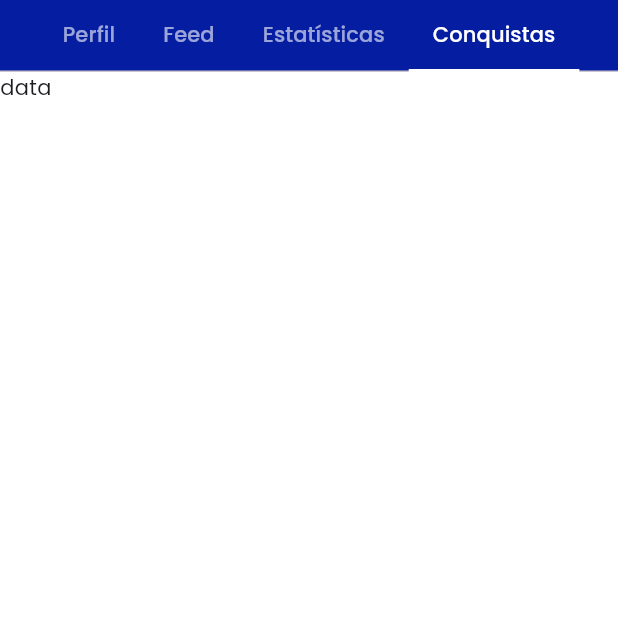
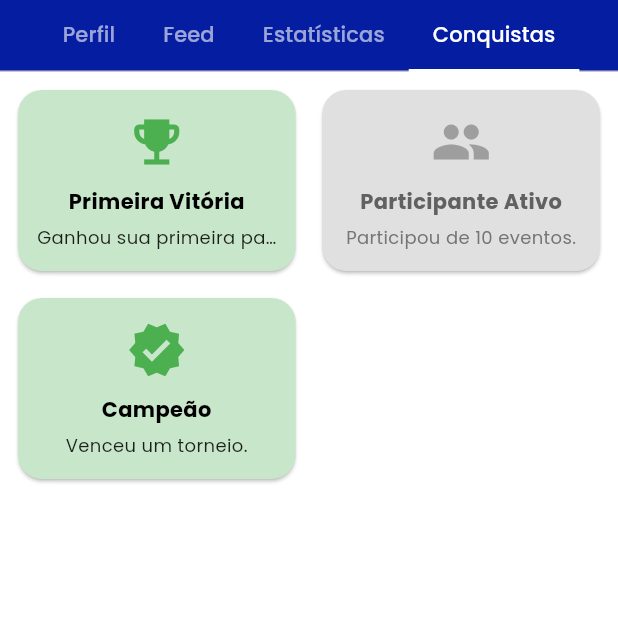
Before and after one commit to lelafieta/luanda_sport_app, a Flutter app: the PlayerScreen screen opened directly, tab 4 chosen, on a phone screen of 412 x 824 dp, the top half of it. Run offline on Flutter 3.47's test engine with Material 3 defaults, Android fonts, the phone set to English and light mode, and no system bars; our stand-ins replace animate_do, animated_bottom_navigation_bar, bloc, cached_network_image, chat_bubbles, dartz and 24 more; missing offline and left inert: flag, flex_color_picker, tab_container; accounts and stored records are empty; network calls fail; statements that could not run were skipped.

Commit message:
Update conquistar view

```diff
--- /dev/null
+++ b/lib/src/features/achievements/presentation/views/achievements_view.dart
@@ -0,0 +1,101 @@
+import 'package:flutter/material.dart';
+
+class Achievement {
+  final String title;
+  final String description;
+  final IconData icon;
+  final bool unlocked;
+
+  Achievement({
+    required this.title,
+    required this.description,
+    required this.icon,
+    required this.unlocked,
+  });
+}
+
+class AchievementsView extends StatelessWidget {
+  AchievementsView({super.key});
+  final List<Achievement> achievements = [
+    Achievement(
+      title: 'Primeira Vitória',
+      description: 'Ganhou sua primeira partida.',
+      icon: Icons.emoji_events,
+      unlocked: true,
+    ),
+    Achievement(
+      title: 'Participante Ativo',
+      description: 'Participou de 10 eventos.',
+      icon: Icons.group,
+      unlocked: false,
+    ),
+    Achievement(
+      title: 'Campeão',
+      description: 'Venceu um torneio.',
+      icon: Icons.verified,
+      unlocked: true,
+    ),
+    // Adicione mais conquistas aqui
+  ];
+
+  @override
+  Widget build(BuildContext context) {
+    return Scaffold(
+      // appBar: AppBar(title: Text('Conquistas')),
+      body: Padding(
+        padding: const EdgeInsets.all(8.0),
+        child: GridView.builder(
+          itemCount: achievements.length,
+          gridDelegate: const SliverGridDelegateWithFixedCrossAxisCount(
+            crossAxisCount: 2, // duas por linha
+            childAspectRatio: 3 / 2,
+            crossAxisSpacing: 10,
+            mainAxisSpacing: 10,
+          ),
+          itemBuilder: (context, index) {
+            final ach = achievements[index];
+            return Card(
+              color:
+                  ach.unlocked ? Colors.green.shade100 : Colors.grey.shade300,
+              shape: RoundedRectangleBorder(
+                  borderRadius: BorderRadius.circular(16)),
+              child: Padding(
+                padding: const EdgeInsets.all(12.0),
+                child: Column(
+                  mainAxisAlignment: MainAxisAlignment.center,
+                  children: [
+                    Icon(ach.icon,
+                        size: 40,
+                        color: ach.unlocked ? Colors.green : Colors.grey),
+                    const SizedBox(height: 10),
+                    Text(
+                      ach.title,
+                      style: TextStyle(
+                        fontWeight: FontWeight.bold,
+                        color:
+                            ach.unlocked ? Colors.black : Colors.grey.shade700,
+                      ),
+                      textAlign: TextAlign.center,
+                    ),
+                    const SizedBox(height: 5),
+                    Text(
+                      ach.description,
+                      style: TextStyle(
+                        fontSize: 12,
+                        color: ach.unlocked
+                            ? Colors.black87
+                            : Colors.grey.shade600,
+                        overflow: TextOverflow.ellipsis,
+                      ),
+                      textAlign: TextAlign.center,
+                    ),
+                  ],
+                ),
+              ),
+            );
+          },
+        ),
+      ),
+    );
+  }
+}
--- a/lib/src/features/players/data/datasources/i_player_stats_datasource.dart
+++ b/lib/src/features/players/data/datasources/i_player_stats_datasource.dart
@@ -1,5 +1,4 @@
 import 'package:dartz/dartz.dart';
-import '../../domain/entities/player_stats_entity.dart';
 import '../../domain/params/player_stats_params.dart';
 import '../models/player_stats_model.dart';
 
--- a/lib/src/features/players/data/datasources/player_stats_datasource.dart
+++ b/lib/src/features/players/data/datasources/player_stats_datasource.dart
@@ -2,7 +2,6 @@ import 'package:dartz/dartz.dart';
 import 'package:supabase_flutter/supabase_flutter.dart';
 
 import '../../domain/params/player_stats_params.dart';
-import '../models/player_model.dart';
 import '../models/player_stats_model.dart';
 import 'i_player_stats_datasource.dart';
 
--- a/lib/src/features/players/presentation/screens/player_screen.dart
+++ b/lib/src/features/players/presentation/screens/player_screen.dart
@@ -8,6 +8,7 @@ import 'package:luanda_sport_app/src/features/players/presentation/cubit/get_my_
 import '../../../../config/themes/app_colors.dart';
 import '../../../../core/resources/app_icons.dart';
 import '../../../../core/resources/app_images.dart';
+import '../../../achievements/presentation/views/achievements_view.dart';
 import '../../../player_teams/presentation/cubit/player_team_cubit.dart';
 import '../widgets/my_profile_widget.dart';
 import '../widgets/player_stats_widget.dart';
@@ -119,7 +120,7 @@ class _PlayerScreenState extends State<PlayerScreen>
                     return const SizedBox.shrink();
                   },
                 ),
-                Text("data"),
+                AchievementsView(),
               ],
             ),
           ),
```
Also changed, not shown: lib/src/core/utils/empty_widget.dart (added, +35 -0 lines), lib/src/core/utils/warning_widget.dart (added, +35 -0 lines), lib/src/features/players/data/datasources/player_datasource.dart (+1 -6 lines), lib/src/features/players/presentation/widgets/my_profile_widget.dart (+22 -8 lines), lib/src/features/players/presentation/widgets/player_stats_widget.dart (+7 -1 lines), lib/src/core/utils/error_widget.dart (added).
